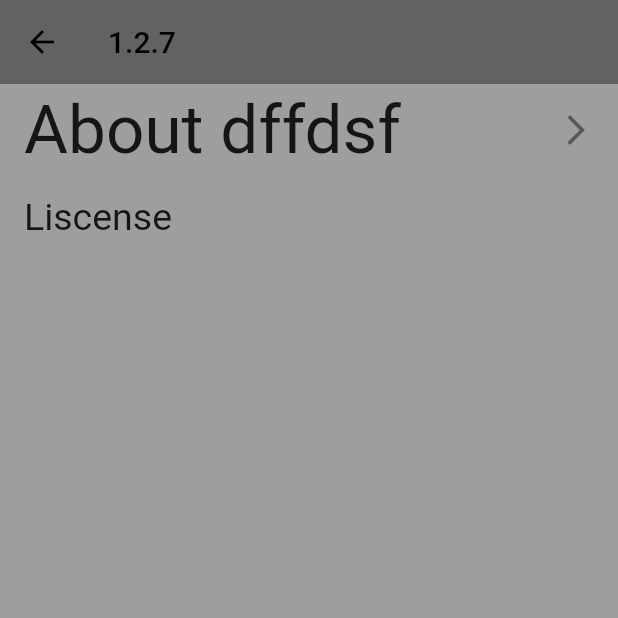
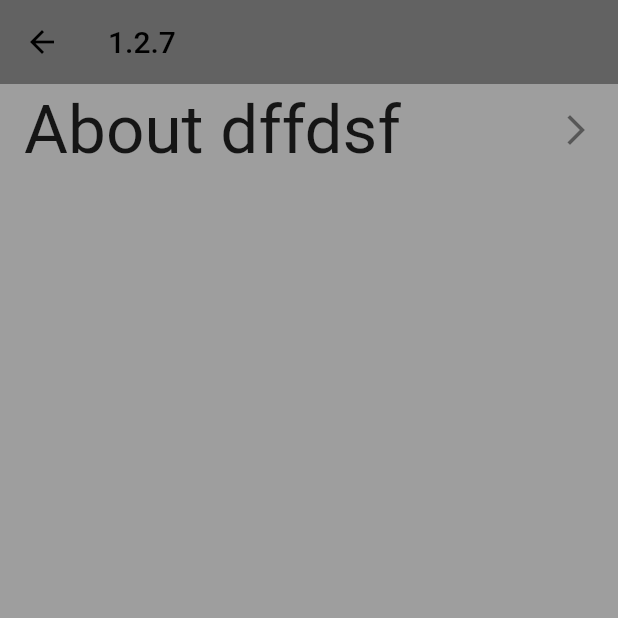
Before and after one commit to AjilAshok/octavision, a Flutter app: the Settings screen opened directly, on a phone screen of 412 x 824 dp, the top half of it. Run offline on Flutter 3.47's test engine with Material 2 defaults, Android fonts, the phone set to English and light mode, and no system bars; our stand-ins replace animated_splash_screen, animated_text_kit, avatar_glow, camera, flutter_spinkit, flutter_tts and 8 more; missing offline and left inert: flutter_barcode_scanner, google_ml_kit, google_mlkit_commons, google_mlkit_object_detection, google_mlkit_translation, tflite; accounts and stored records are empty.

Commit message:
upage feature

```diff
--- a/lib/homescreen/settingspage.dart
+++ b/lib/homescreen/settingspage.dart
@@ -64,10 +64,10 @@ class _SettingsState extends State<Settings> {
             //     applicationIcon: Image.asset("assets/appicon1.jpeg"),
             //   ));
             // },
-            title: Text(
-              "Liscense",
-              style: TextStyle(fontSize: 25),
-            ),
+            // title: Text(
+            //   "Liscense",
+            //   style: TextStyle(fontSize: 25),
+            // ),
           )])));
   }
 
```
